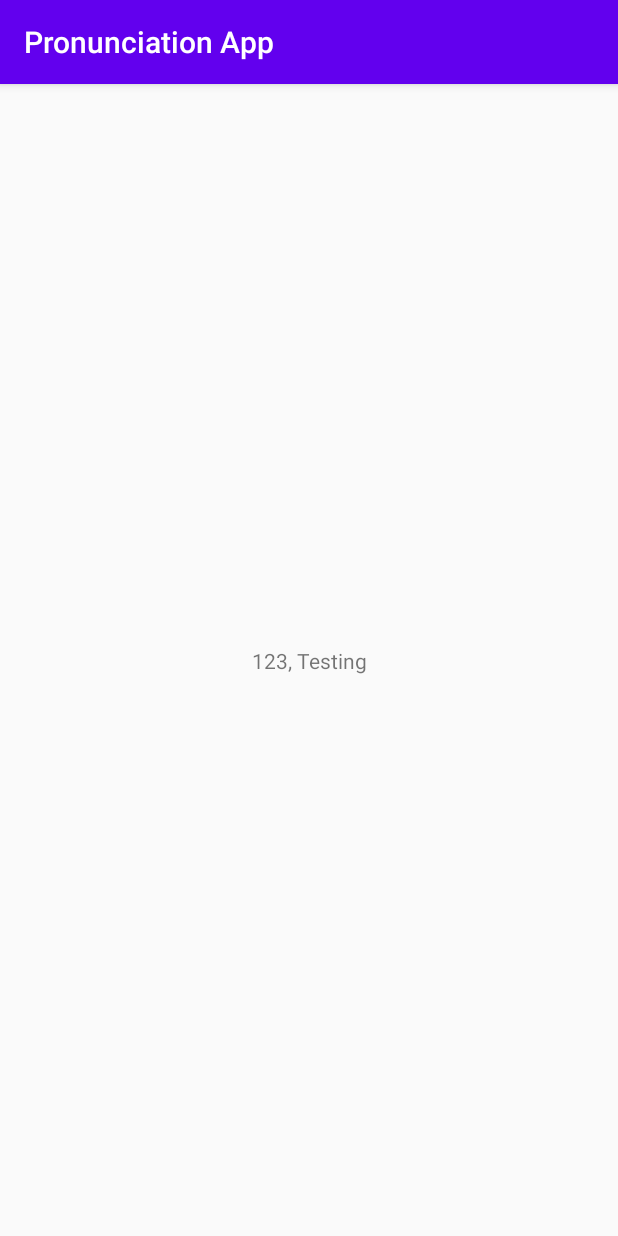
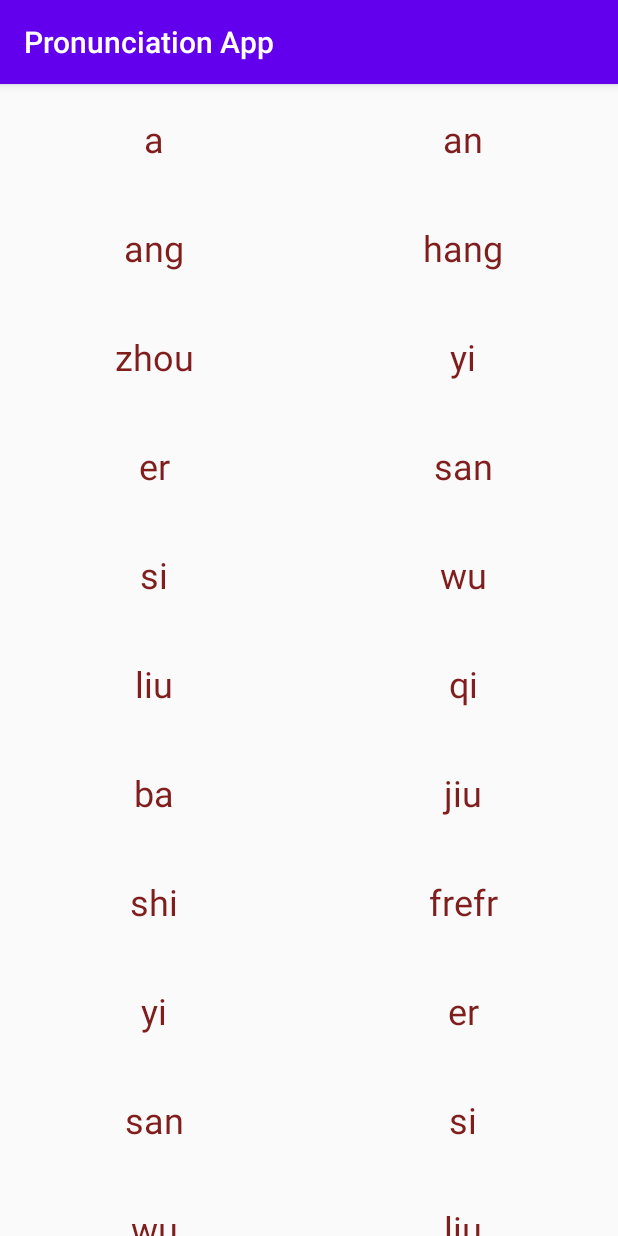
Before and after one commit to helenastafford/pronunciation_app, an Android app: the screen it shows after launch (MainActivity), on a phone screen of 412 x 824 dp. Run offline under Robolectric (Android 15) with nearby library versions, the phone set to English and light mode, and no system bars.

Commit message:
Figured out grid layout Did basic UI work

```diff
--- a/app/build.gradle
+++ b/app/build.gradle
@@ -26,6 +26,7 @@ dependencies {
     implementation fileTree(dir: "libs", include: ["*.jar"])
     implementation 'androidx.appcompat:appcompat:1.2.0'
     implementation 'androidx.constraintlayout:constraintlayout:2.0.1'
+    implementation 'androidx.recyclerview:recyclerview:1.1.0'
     testImplementation 'junit:junit:4.12'
     androidTestImplementation 'androidx.test.ext:junit:1.1.2'
     androidTestImplementation 'androidx.test.espresso:espresso-core:3.3.0'
--- a/app/src/main/java/com/example/pronunciationapp/MainActivity.java
+++ b/app/src/main/java/com/example/pronunciationapp/MainActivity.java
@@ -1,14 +1,31 @@
 package com.example.pronunciationapp;
 
 import androidx.appcompat.app.AppCompatActivity;
+import androidx.recyclerview.widget.GridLayoutManager;
+import androidx.recyclerview.widget.RecyclerView;
 
 import android.os.Bundle;
 
 public class MainActivity extends AppCompatActivity {
 
+    private RecyclerView soundRecyclerView;
+    private RecyclerView.Adapter mAdapter;
+    private RecyclerView.LayoutManager layoutManager;
+
     @Override
     protected void onCreate(Bundle savedInstanceState) {
         super.onCreate(savedInstanceState);
         setContentView(R.layout.activity_main);
+
+        soundRecyclerView = findViewById(R.id.soundRecyclerView);
+        soundRecyclerView.setHasFixedSize(true);
+
+
+        layoutManager = new GridLayoutManager(this, 2);
+        layoutManager.generateDefaultLayoutParams().setMargins(30,30,30,30);
+        soundRecyclerView.setLayoutManager(layoutManager);
+
+        mAdapter = new SoundAdapter();
+        soundRecyclerView.setAdapter(mAdapter);
     }
 }
--- /dev/null
+++ b/app/src/main/java/com/example/pronunciationapp/SoundAdapter.java
@@ -0,0 +1,43 @@
+package com.example.pronunciationapp;
+
+import android.view.LayoutInflater;
+import android.view.ViewGroup;
+import android.widget.TextView;
+
+import androidx.annotation.NonNull;
+import androidx.recyclerview.widget.RecyclerView;
+
+public class SoundAdapter extends RecyclerView.Adapter<SoundAdapter.SoundViewHolder> {
+
+    String [] pinyin = {"a", "an", "ang", "hang", "zhou", "yi", "er", "san", "si", "wu", "liu", "qi", "ba", "jiu", "shi", "frefr", "yi", "er", "san", "si", "wu", "liu", "qi", "ba", "jiu", "shi", "frefr"};
+
+
+    public static class SoundViewHolder extends RecyclerView.ViewHolder {
+        // each data item is just a string in this case
+        public TextView textView;
+        public SoundViewHolder(TextView v) {
+            super(v);
+            textView = v;
+        }
+    }
+    @NonNull
+    @Override
+    public SoundViewHolder onCreateViewHolder(@NonNull ViewGroup parent, int viewType) {
+        System.out.println(parent);
+        TextView v = (TextView) LayoutInflater.from(parent.getContext())
+                .inflate(R.layout.sound_view, parent, false);
+        SoundViewHolder vh = new SoundViewHolder(v);
+        return vh;
+    }
+
+    @Override
+    public void onBindViewHolder(@NonNull SoundViewHolder holder, int position) {
+        holder.textView.setText(pinyin[position]);
+    }
+
+
+    @Override
+    public int getItemCount() {
+        return pinyin.length;
+    }
+}
--- a/app/src/main/res/layout/activity_main.xml
+++ b/app/src/main/res/layout/activity_main.xml
@@ -6,13 +6,13 @@
     android:layout_height="match_parent"
     tools:context=".MainActivity">
 
-    <TextView
-        android:layout_width="wrap_content"
-        android:layout_height="wrap_content"
-        android:text="123, Testing"
-        app:layout_constraintBottom_toBottomOf="parent"
-        app:layout_constraintLeft_toLeftOf="parent"
-        app:layout_constraintRight_toRightOf="parent"
-        app:layout_constraintTop_toTopOf="parent" />
-
+    <androidx.recyclerview.widget.RecyclerView
+        android:id="@+id/soundRecyclerView"
+        android:layout_width="match_parent"
+        android:layout_height="match_parent"
+        android:layout_gravity="center_horizontal"
+        app:layout_constraintEnd_toEndOf="parent"
+        app:layout_constraintHorizontal_bias="0.5"
+        app:layout_constraintStart_toStartOf="parent"
+        tools:layout_editor_absoluteY="0dp" />
 </androidx.constraintlayout.widget.ConstraintLayout>
--- /dev/null
+++ b/app/src/main/res/layout/sound_view.xml
@@ -0,0 +1,16 @@
+<?xml version="1.0" encoding="utf-8"?>
+<TextView xmlns:android="http://schemas.android.com/apk/res/android"
+    xmlns:app="http://schemas.android.com/apk/res-auto"
+    android:layout_width="match_parent"
+    android:layout_height="wrap_content"
+    android:layout_gravity="center_horizontal|center_vertical"
+    android:background="#0003A9F4"
+    android:gravity="center_horizontal"
+    android:paddingTop="20sp"
+    android:paddingBottom="20sp"
+    android:text="text"
+    android:textColor="#801E1E"
+    android:textSize="24sp"
+    app:flow_horizontalAlign="center">
+
+</TextView>
```
